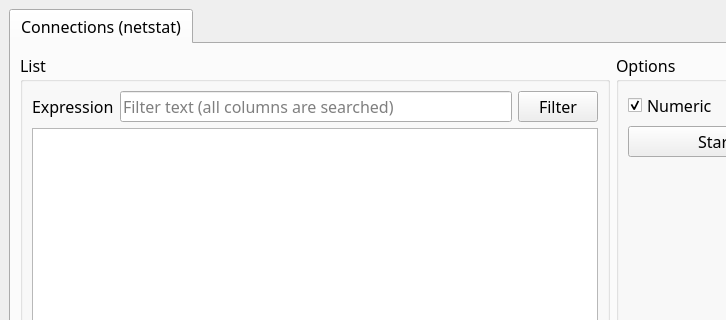
Above: modules/windowConnections.ui from bcavlin/onering before the change; both pictures show x 0 to 726 and y 0 to 320 of the 836 by 496 pixel window. Below: the same form after it.
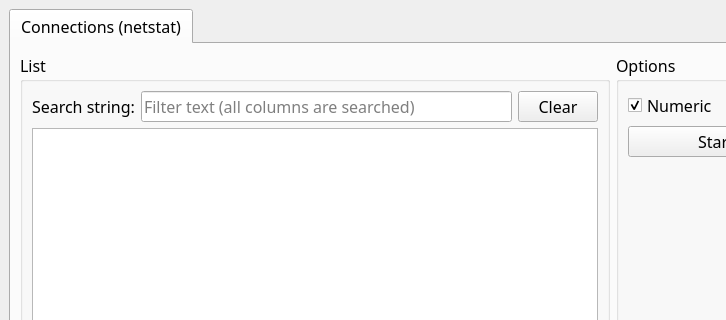
That is the form after the change.

```diff
--- a/modules/windowConnections.ui
+++ b/modules/windowConnections.ui
@@ -59,7 +59,7 @@
                <item>
                 <widget class="QLabel" name="filterLabel">
                  <property name="text">
-                  <string>Expression</string>
+                  <string>Search string:</string>
                  </property>
                 </widget>
                </item>
@@ -88,7 +88,7 @@
                <item>
                 <widget class="QPushButton" name="pushButton_filter">
                  <property name="text">
-                  <string>Filter</string>
+                  <string>Clear</string>
                  </property>
                 </widget>
                </item>
```
Left out of the diff: 4 changed lines with no effect on the pictures.
